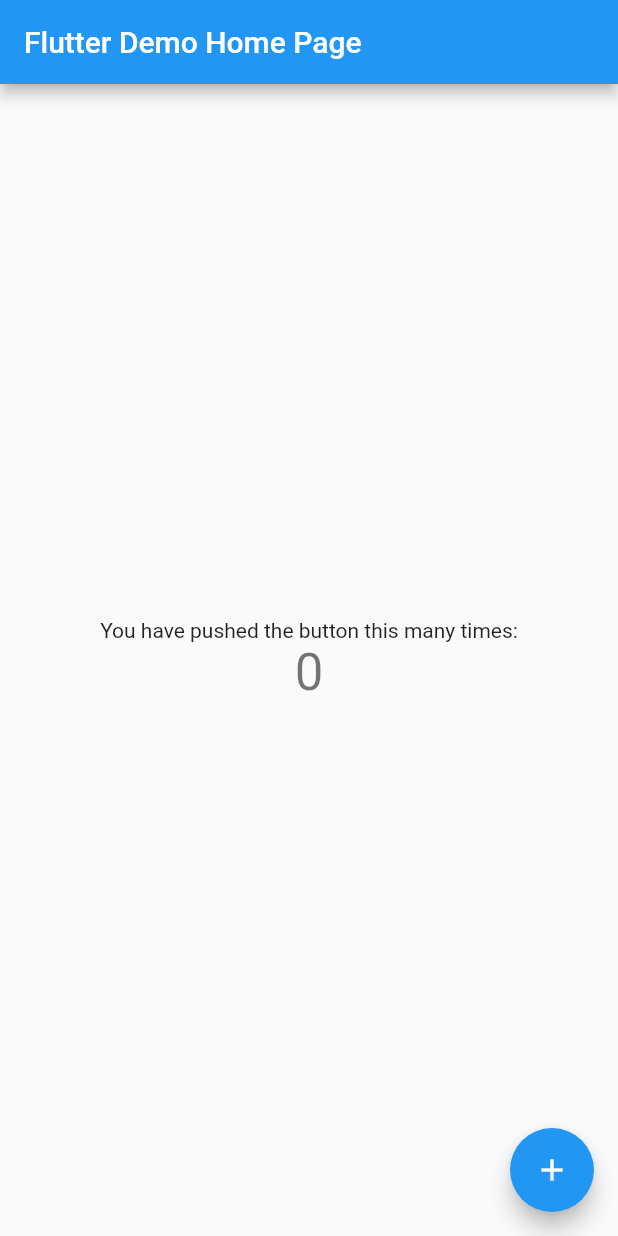
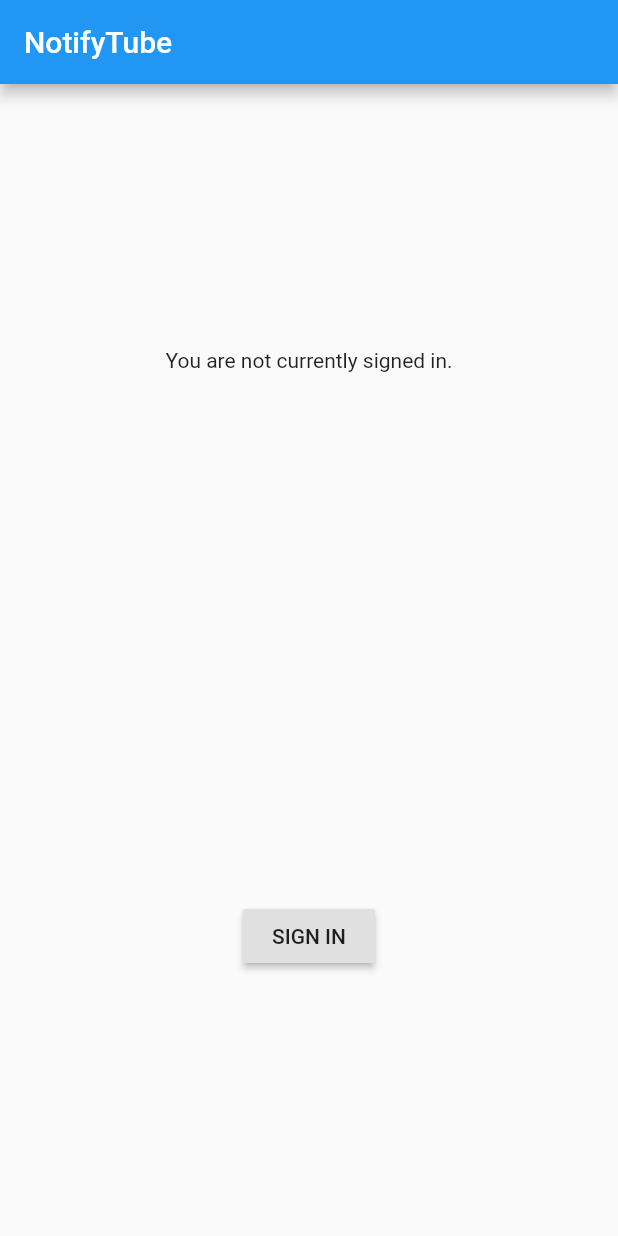
Before and after one commit to solution-libre/NotifyTube, a Flutter app: the screen it shows after launch, on a phone screen of 412 x 824 dp. Run offline on Flutter 3.47's test engine with Material 2 defaults, Android fonts, the phone set to English and light mode, and no system bars; our stand-ins replace google_sign_in.

Commit message:
refs #5 first sub displayed

```diff
--- a/lib/main.dart
+++ b/lib/main.dart
@@ -1,109 +1,152 @@
+import 'dart:async';
+import 'dart:convert' show json;
+
+import "package:http/http.dart" as http;
 import 'package:flutter/material.dart';
+import 'package:google_sign_in/google_sign_in.dart';
 
-void main() => runApp(new MyApp());
+GoogleSignIn _googleSignIn = new GoogleSignIn(
+  scopes: <String>[
+    'email',
+    'https://www.googleapis.com/auth/contacts.readonly',
+    'https://www.googleapis.com/auth/youtube',
+    'https://www.googleapis.com/auth/youtubepartner',
+  ],
+);
 
-class MyApp extends StatelessWidget {
-  // This widget is the root of your application.
-  @override
-  Widget build(BuildContext context) {
-    return new MaterialApp(
-      title: 'Flutter Demo',
-      theme: new ThemeData(
-        // This is the theme of your application.
-        //
-        // Try running your application with "flutter run". You'll see the
-        // application has a blue toolbar. Then, without quitting the app, try
-        // changing the primarySwatch below to Colors.green and then invoke
-        // "hot reload" (press "r" in the console where you ran "flutter run",
-        // or press Run > Flutter Hot Reload in IntelliJ). Notice that the
-        // counter didn't reset back to zero; the application is not restarted.
-        primarySwatch: Colors.blue,
-      ),
-      home: new MyHomePage(title: 'Flutter Demo Home Page'),
-    );
-  }
+void main() {
+  runApp(
+    new MaterialApp(
+      title: 'NotifyTube',
+      home: new NotifyTube(),
+    ),
+  );
 }
 
-class MyHomePage extends StatefulWidget {
-  MyHomePage({Key key, this.title}) : super(key: key);
+class NotifyTube extends StatefulWidget {
+  @override
+  State createState() => new NotifyTubeState();
+}
 
-  // This widget is the home page of your application. It is stateful, meaning
-  // that it has a State object (defined below) that contains fields that affect
-  // how it looks.
-
-  // This class is the configuration for the state. It holds the values (in this
-  // case the title) provided by the parent (in this case the App widget) and
-  // used by the build method of the State. Fields in a Widget subclass are
-  // always marked "final".
-
-  final String title;
+class NotifyTubeState extends State<NotifyTube> {
+  GoogleSignInAccount _currentUser;
+  String _subText;
 
   @override
-  _MyHomePageState createState() => new _MyHomePageState();
-}
+  void initState() {
+    super.initState();
+    _googleSignIn.onCurrentUserChanged.listen((GoogleSignInAccount account) {
+      setState(() {
+        _currentUser = account;
+      });
+      if (_currentUser != null) {
+        _handleGetSubscriptions();
+      }
+    });
+    _googleSignIn.signInSilently();
+  }
 
-class _MyHomePageState extends State<MyHomePage> {
-  int _counter = 0;
+  Future<Null> _handleGetSubscriptions() async {
+    setState(() {
+      _subText = "Loading users subscriptions...";
+    });
+    final http.Response response = await http.get(
+      'https://www.googleapis.com/youtube/v3/subscriptions?part=snippet&mine=true',
+      headers: await _currentUser.authHeaders,
+    );
+    if (response.statusCode != 200) {
+      setState(() {
+        _subText = "Youtube API gave a ${response.statusCode} "
+            "response. Check logs for details.";
+      });
+      print('Youtube API ${response.statusCode} response: ${response.body}');
+      return;
+    }
+    final Map<String, dynamic> data = json.decode(response.body);
+    final String subscription = _pickFirstSubscription(data);
+    setState(() {
+      if (subscription != null) {
+        _subText = "I see you know $subscription!";
+      } else {
+        _subText = "No sub to display.";
+      }
+    });
+  }
 
-  void _incrementCounter() {
-    setState(() {
-      // This call to setState tells the Flutter framework that something has
-      // changed in this State, which causes it to rerun the build method below
-      // so that the display can reflect the updated values. If we changed
-      // _counter without calling setState(), then the build method would not be
-      // called again, and so nothing would appear to happen.
-      _counter++;
-    });
+  String _pickFirstSubscription(Map<String, dynamic> data) {
+    final List<dynamic> subscriptions = data['items'];
+    final Map<String, dynamic> sub = subscriptions?.firstWhere(
+          (dynamic sub) => sub['snippet'] != null,
+      orElse: () => null,
+    );
+    if (sub != null) {
+      final String title = sub['snippet']['title'];
+      if (title != null) {
+        return title;
+      }
+    }
+    return null;
+  }
+
+  Future<Null> _handleSignIn() async {
+    try {
+      await _googleSignIn.signIn();
+    } catch (error) {
+      print(error);
+    }
+  }
+
+  Future<Null> _handleSignOut() async {
+    _googleSignIn.disconnect();
+  }
+
+  Widget _buildBody() {
+    if (_currentUser != null) {
+      return new Column(
+        mainAxisAlignment: MainAxisAlignment.spaceAround,
+        children: <Widget>[
+          new ListTile(
+            leading: new GoogleUserCircleAvatar(
+              identity: _currentUser,
+            ),
+            title: new Text(_currentUser.displayName),
+            subtitle: new Text(_currentUser.email),
+          ),
+          const Text("Signed in successfully."),
+          new Text(_subText),
+          new RaisedButton(
+            child: const Text('SIGN OUT'),
+            onPressed: _handleSignOut,
+          ),
+          new RaisedButton(
+            child: const Text('REFRESH'),
+            onPressed: _handleGetSubscriptions,
+          ),
+        ],
+      );
+    } else {
+      return new Column(
+        mainAxisAlignment: MainAxisAlignment.spaceAround,
+        children: <Widget>[
+          const Text("You are not currently signed in."),
+          new RaisedButton(
+            child: const Text('SIGN IN'),
+            onPressed: _handleSignIn,
+          ),
+        ],
+      );
+    }
   }
 
   @override
   Widget build(BuildContext context) {
-    // This method is rerun every time setState is called, for instance as done
-    // by the _incrementCounter method above.
-    //
-    // The Flutter framework has been optimized to make rerunning build methods
-    // fast, so that you can just rebuild anything that needs updating rather
-    // than having to individually change instances of widgets.
     return new Scaffold(
-      appBar: new AppBar(
-        // Here we take the value from the MyHomePage object that was created by
-        // the App.build method, and use it to set our appbar title.
-        title: new Text(widget.title),
-      ),
-      body: new Center(
-        // Center is a layout widget. It takes a single child and positions it
-        // in the middle of the parent.
-        child: new Column(
-          // Column is also layout widget. It takes a list of children and
-          // arranges them vertically. By default, it sizes itself to fit its
-          // children horizontally, and tries to be as tall as its parent.
-          //
-          // Invoke "debug paint" (press "p" in the console where you ran
-          // "flutter run", or select "Toggle Debug Paint" from the Flutter tool
-          // window in IntelliJ) to see the wireframe for each widget.
-          //
-          // Column has various properties to control how it sizes itself and
-          // how it positions its children. Here we use mainAxisAlignment to
-          // center the children vertically; the main axis here is the vertical
-          // axis because Columns are vertical (the cross axis would be
-          // horizontal).
-          mainAxisAlignment: MainAxisAlignment.center,
-          children: <Widget>[
-            new Text(
-              'You have pushed the button this many times:',
-            ),
-            new Text(
-              '$_counter',
-              style: Theme.of(context).textTheme.display1,
-            ),
-          ],
+        appBar: new AppBar(
+          title: const Text('NotifyTube'),
         ),
-      ),
-      floatingActionButton: new FloatingActionButton(
-        onPressed: _incrementCounter,
-        tooltip: 'Increment',
-        child: new Icon(Icons.add),
-      ), // This trailing comma makes auto-formatting nicer for build methods.
-    );
+        body: new ConstrainedBox(
+          constraints: const BoxConstraints.expand(),
+          child: _buildBody(),
+        ));
   }
 }
```
Also changed, not shown: pubspec.yaml (+7 -1 lines), pubspec.lock, 1 other file.
